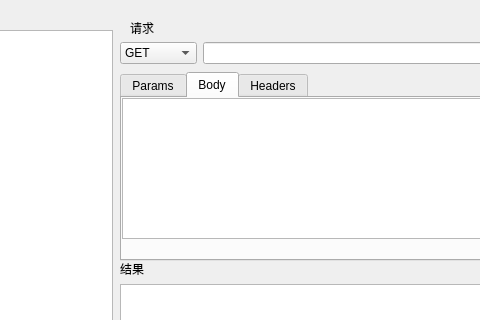
This is mypostman.ui in only0322/MyPostman as Qt 5 draws it before an edit; both pictures show x 100 to 580 and y 0 to 320 of the 1280 by 800 pixel window. The edited form follows.
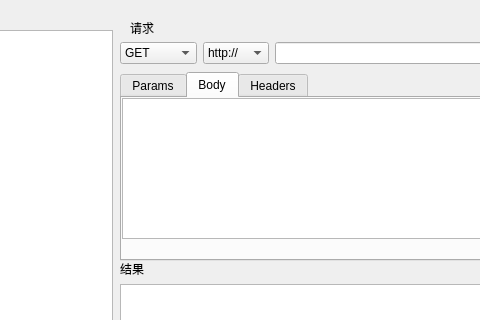
This is the edited form.

Commit message: 发送POST请求实现

```diff
--- a/mypostman.ui
+++ b/mypostman.ui
@@ -121,6 +121,20 @@
          </item>
         </widget>
        </item>
+       <item>
+        <widget class="QComboBox" name="comboBox_httpType">
+         <item>
+          <property name="text">
+           <string>http://</string>
+          </property>
+         </item>
+         <item>
+          <property name="text">
+           <string>https://</string>
+          </property>
+         </item>
+        </widget>
+       </item>
        <item>
         <widget class="QLineEdit" name="lineEdit_request"/>
        </item>
```
The commit also changes 2 other files.
